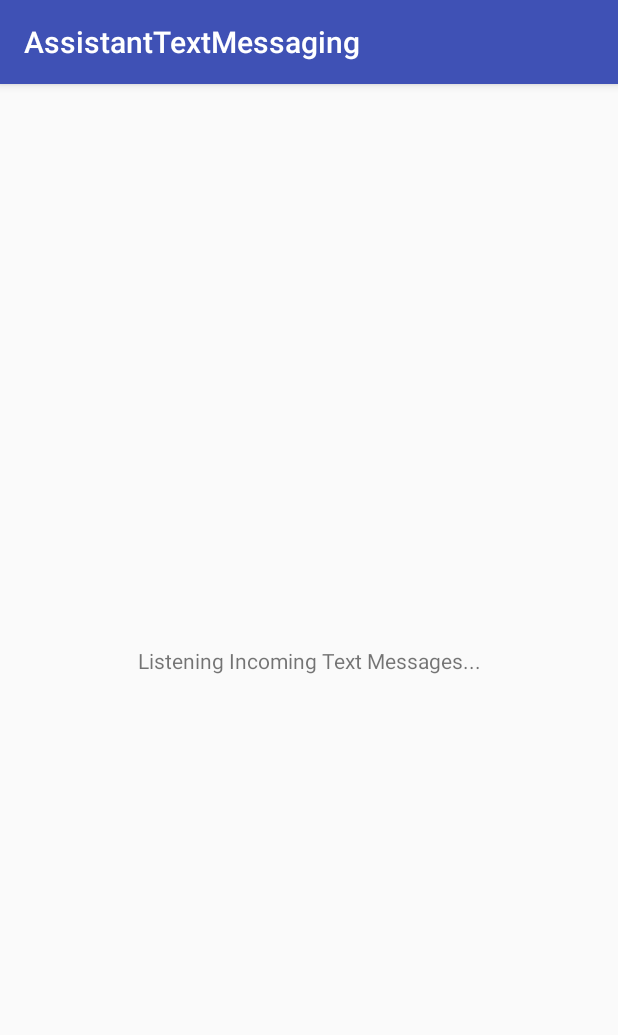
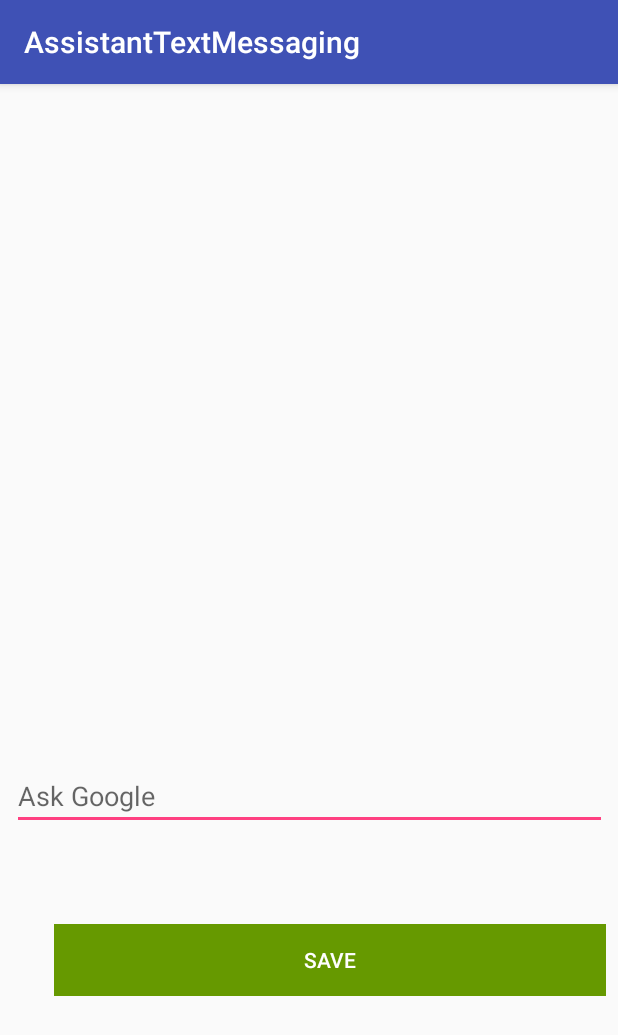
Before and after one commit to dnaport22/adel-android-sms-broker, an Android app: the screen it shows after launch (MainActivity), on a phone screen of 412 x 824 dp. Shown: the top 1035 px of the screen. Run offline under Robolectric (Android 15) with nearby library versions, the phone set to English and light mode, and no system bars; 1 statement that could not run was skipped.

Commit message:
Adding presistant storage and trigger options

```diff
--- a/app/src/main/java/com/dnaport/assistanttextmessaging/MainActivity.java
+++ b/app/src/main/java/com/dnaport/assistanttextmessaging/MainActivity.java
@@ -1,14 +1,54 @@
 package com.dnaport.assistanttextmessaging;
 
+import android.content.SharedPreferences;
 import android.support.v7.app.AppCompatActivity;
 import android.os.Bundle;
+import android.view.View;
+import android.widget.Button;
+import android.widget.EditText;
 
 public class MainActivity extends AppCompatActivity {
+    private String AssistTrigger = "ask google";
+    private Button mButtonSaveConfig;
+    private EditText mTriggerEditText;
 
     @Override
     protected void onCreate(Bundle savedInstanceState) {
         super.onCreate(savedInstanceState);
         setContentView(R.layout.activity_main);
+        AssistTrigger = getLatestTrigger();
+        AssistantConfig.setTrigger(AssistTrigger);
+
+        mButtonSaveConfig = (Button) findViewById(R.id.saveConfigButton);
+        mTriggerEditText = (EditText) findViewById(R.id.triggerEdittext);
+        mTriggerEditText.setText(AssistTrigger);
+        mButtonSaveConfig.setOnClickListener(new View.OnClickListener() {
+            @Override
+            public void onClick(View view) {
+                String newTrigger = mTriggerEditText.getText().toString();
+                if (newTrigger != null) {
+                    AssistTrigger = newTrigger;
+                    loadPreferences();
+                }
+            }
+        });
+    }
+
+    private void loadPreferences() {
+        SharedPreferences.Editor sharedPreferences = getSharedPreferences(AssistantConfig.ASSISTANT_CONFIG, MODE_PRIVATE)
+                .edit();
+                sharedPreferences.putString("trigger", AssistTrigger);
+                sharedPreferences.apply();
+        AssistantConfig.setTrigger(AssistTrigger);
+    }
+
+    private String getLatestTrigger() {
+        SharedPreferences sharedPreferences = getSharedPreferences(AssistantConfig.ASSISTANT_CONFIG, MODE_PRIVATE);
+        String latestTrigger = sharedPreferences.getString("trigger", null);
+        if (latestTrigger.isEmpty()) {
+            return AssistTrigger;
+        }
+        return latestTrigger;
     }
 
 }
--- a/app/src/main/java/com/dnaport/assistanttextmessaging/MakeRequest.java
+++ b/app/src/main/java/com/dnaport/assistanttextmessaging/MakeRequest.java
@@ -5,7 +5,6 @@ import org.json.JSONException;
 import org.json.JSONObject;
 
 import java.io.*;
-import java.net.URI;
 import java.net.URL;
 
 public class MakeRequest {
--- a/app/src/main/res/layout/activity_main.xml
+++ b/app/src/main/res/layout/activity_main.xml
@@ -6,13 +6,36 @@
     android:layout_height="match_parent"
     tools:context="com.dnaport.assistanttextmessaging.MainActivity">
 
-    <TextView
-            android:layout_width="wrap_content"
-            android:layout_height="wrap_content"
-            android:text="Listening Incoming Text Messages..."
-            app:layout_constraintBottom_toBottomOf="parent"
-            app:layout_constraintLeft_toLeftOf="parent"
-            app:layout_constraintRight_toRightOf="parent"
-            app:layout_constraintTop_toTopOf="parent"/>
-
+    <LinearLayout
+            android:orientation="horizontal"
+            android:layout_width="368dp"
+            android:layout_height="200dp"
+            app:layout_constraintBottom_toBottomOf="parent" android:layout_marginBottom="8dp"
+            android:layout_marginRight="8dp" app:layout_constraintRight_toRightOf="parent"
+            android:layout_marginEnd="8dp" android:id="@+id/linearLayout3">
+        <Button
+                android:text="Save"
+                android:layout_width="wrap_content"
+                android:layout_height="wrap_content" android:id="@+id/saveConfigButton" android:layout_weight="1"
+                style="@style/Widget.AppCompat.Button.Borderless" android:background="@android:color/holo_green_dark"
+                android:backgroundTint="@android:color/holo_green_dark"
+                android:textColor="@android:color/background_light"/>
+    </LinearLayout>
+    <LinearLayout
+            android:orientation="horizontal"
+            android:layout_width="0dp"
+            android:layout_height="100dp"
+            android:layout_marginRight="7dp" app:layout_constraintRight_toRightOf="parent"
+            android:layout_marginLeft="8dp" app:layout_constraintLeft_toLeftOf="parent" android:id="@+id/linearLayout2"
+            app:layout_constraintHorizontal_bias="0.0" android:layout_marginBottom="8dp"
+            app:layout_constraintBottom_toTopOf="@+id/linearLayout3" android:layout_marginTop="0dp"
+            app:layout_constraintTop_toBottomOf="@+id/linearLayout2" app:layout_constraintVertical_bias="0.0">
+        <EditText
+                android:layout_width="wrap_content"
+                android:layout_height="wrap_content"
+                android:inputType="text|textPersonName"
+                android:ems="10"
+                android:id="@+id/triggerEdittext" android:layout_weight="1" android:hint="Ask Google"
+                android:textColorLink="@android:color/holo_orange_dark"/>
+    </LinearLayout>
 </android.support.constraint.ConstraintLayout>
--- a/app/src/main/res/values/colors.xml
+++ b/app/src/main/res/values/colors.xml
@@ -1,6 +1,6 @@
 <?xml version="1.0" encoding="utf-8"?>
 <resources>
     <color name="colorPrimary">#3F51B5</color>
-    <color name="colorPrimaryDark">#303F9F</color>
+    <color name="colorPrimaryDark">#303f9f</color>
     <color name="colorAccent">#FF4081</color>
 </resources>
```
Also changed, not shown: app/src/main/java/com/dnaport/assistanttextmessaging/AssistantConfig.java (added, +22 -0 lines), app/src/main/java/com/dnaport/assistanttextmessaging/SmsReciever.java (+21 -3 lines).
